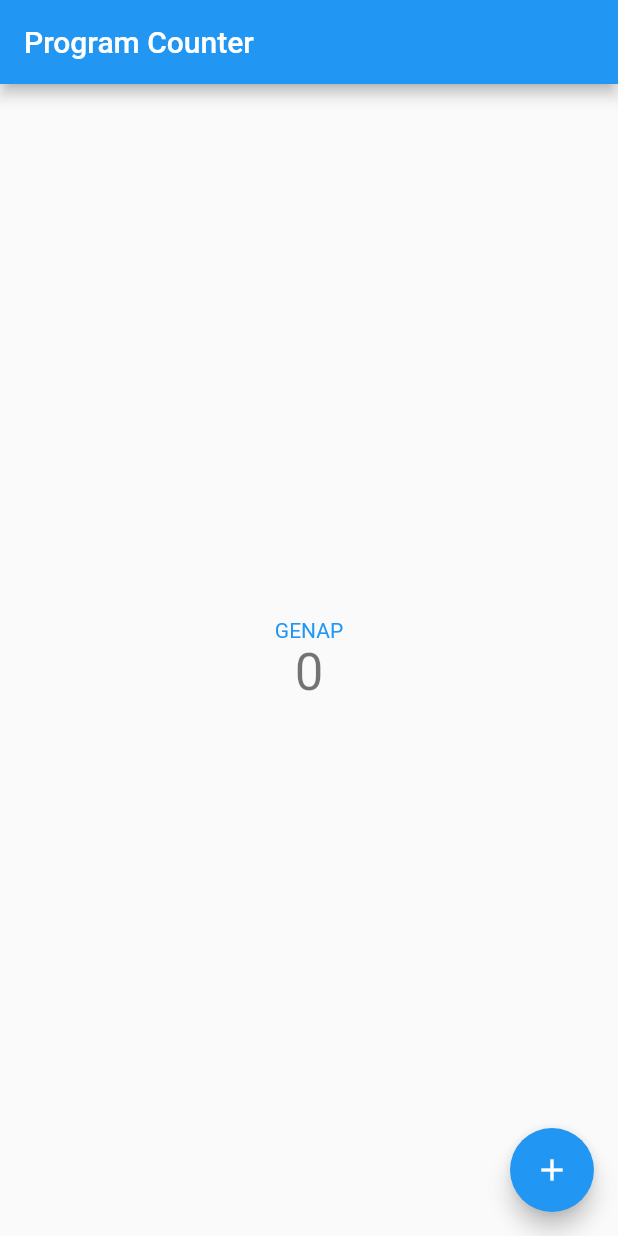
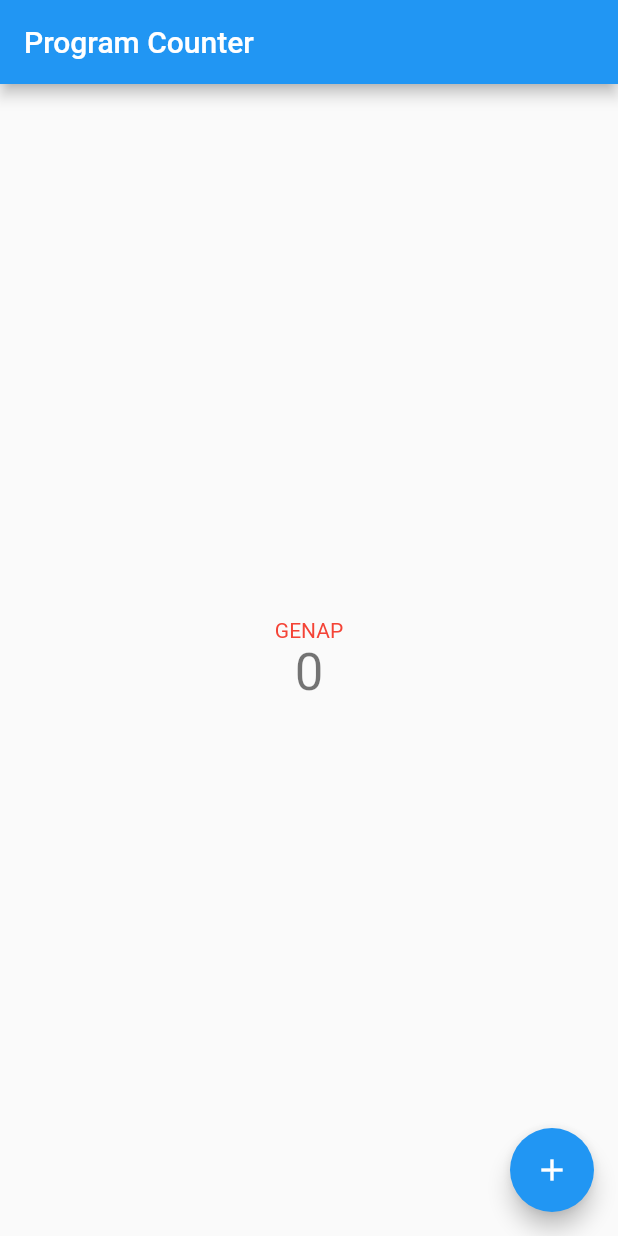
Before and after one commit to HansTM/pbp-tugas-flutter, a Flutter app: the screen it shows after launch, on a phone screen of 412 x 824 dp. Run offline on Flutter 3.47's test engine with Material 2 defaults, Android fonts, the phone set to English and light mode, and no system bars.

Commit message:
Tugas 7: Perbaiki kesalahan warna teks

```diff
--- a/lib/main.dart
+++ b/lib/main.dart
@@ -56,7 +56,7 @@ class _MyHomePageState extends State<MyHomePage> {
             Text(
               _counter % 2 == 1 ? "GANJIL" : "GENAP",
               style: TextStyle(
-                color: _counter % 2 == 1 ? Colors.red : Colors.blue
+                color: _counter % 2 == 0 ? Colors.red : Colors.blue
               )
             ),
             Text(
```
